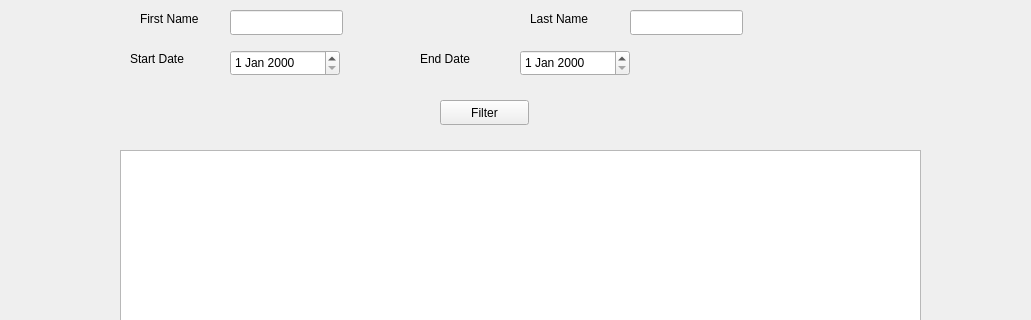
Klin04/CS4400, file UIFiles/ManagerManageStaff.ui: the form before one commit; both pictures show x 0 to 1031 and y 90 to 410 of the 1031 by 700 pixel window.
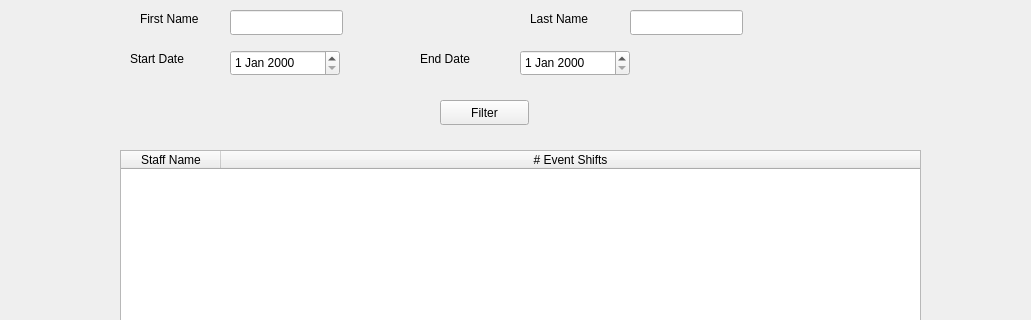
The form after the commit.

The edit to the form file:
```diff
--- a/UIFiles/ManagerManageStaff.ui
+++ b/UIFiles/ManagerManageStaff.ui
@@ -163,6 +163,28 @@
      <height>281</height>
     </rect>
    </property>
+   <attribute name="horizontalHeaderShowSortIndicator" stdset="0">
+    <bool>true</bool>
+   </attribute>
+   <attribute name="horizontalHeaderStretchLastSection">
+    <bool>true</bool>
+   </attribute>
+   <column>
+    <property name="text">
+     <string>Staff Name</string>
+    </property>
+    <property name="textAlignment">
+     <set>AlignCenter</set>
+    </property>
+   </column>
+   <column>
+    <property name="text">
+     <string># Event Shifts</string>
+    </property>
+    <property name="textAlignment">
+     <set>AlignCenter</set>
+    </property>
+   </column>
   </widget>
   <widget class="QPushButton" name="pushButton_2">
    <property name="geometry">
```
